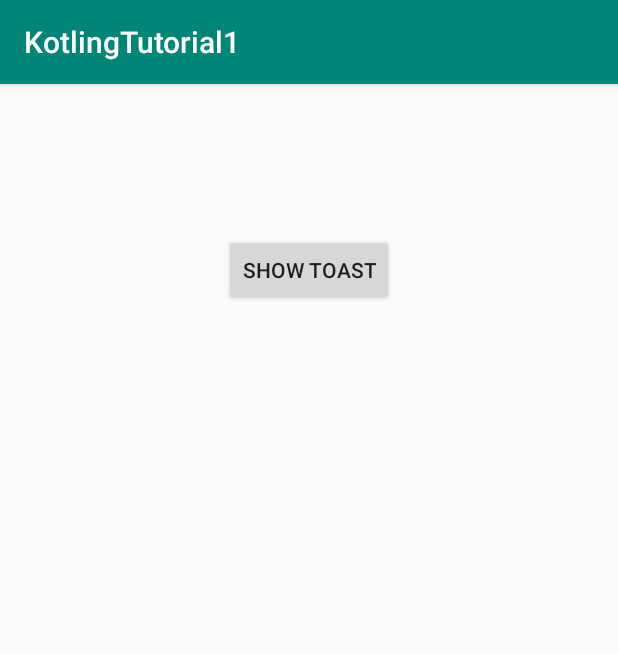
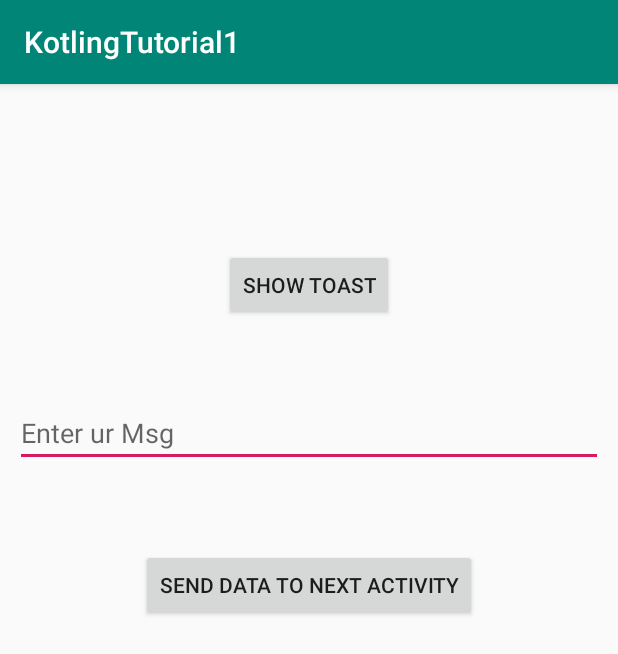
Before and after one commit to manujanethwidu/AndroidKotling, an Android app: the screen it shows after launch (MainActivity), on a phone screen of 412 x 824 dp. Shown: the top 654 px of the screen. Run offline under Robolectric (Android 15) with nearby library versions, the phone set to English and light mode, and no system bars.

Commit message:
Section 2 Vedio3

```diff
--- a/app/src/main/AndroidManifest.xml
+++ b/app/src/main/AndroidManifest.xml
@@ -16,6 +16,7 @@
                 <category android:name="android.intent.category.LAUNCHER" />
             </intent-filter>
         </activity>
+        <activity android:name="SecondActivity"/>
     </application>
 
 </manifest>
--- a/app/src/main/res/layout/activity_main.xml
+++ b/app/src/main/res/layout/activity_main.xml
@@ -4,7 +4,8 @@
     xmlns:tools="http://schemas.android.com/tools"
     android:layout_width="match_parent"
     android:layout_height="match_parent"
-    tools:context=".MainActivity">
+    tools:context=".MainActivity"
+    android:padding="10dp">
 
 
     <Button
@@ -15,4 +16,25 @@
         android:layout_centerHorizontal="true"
         android:layout_marginTop="100dp"
         android:text="Show Toast" />
+
+    <EditText
+        android:id="@+id/etUserMessage"
+        android:layout_width="match_parent"
+        android:layout_height="wrap_content"
+        android:ems="10"
+        android:inputType="textPersonName"
+        android:layout_centerHorizontal="true"
+        android:layout_marginTop="200dp"
+        android:text=""
+        android:hint="Enter ur Msg"
+        />
+
+    <Button
+        android:id="@+id/btnSendMsgtoNextActivity"
+        android:layout_width="wrap_content"
+        android:layout_height="wrap_content"
+        android:layout_alignParentTop="true"
+        android:layout_centerHorizontal="true"
+        android:layout_marginTop="300dp"
+        android:text="Send Data to Next Activity" />
 </RelativeLayout>
```
Also changed, not shown: app/src/main/java/com/example/kotlingtutorial1/MainActivity.kt (+10 -0 lines), app/src/main/java/com/example/kotlingtutorial1/SecondActivity.kt (added, +15 -0 lines), app/src/main/res/layout/activity_second.xml (added, +11 -0 lines).
